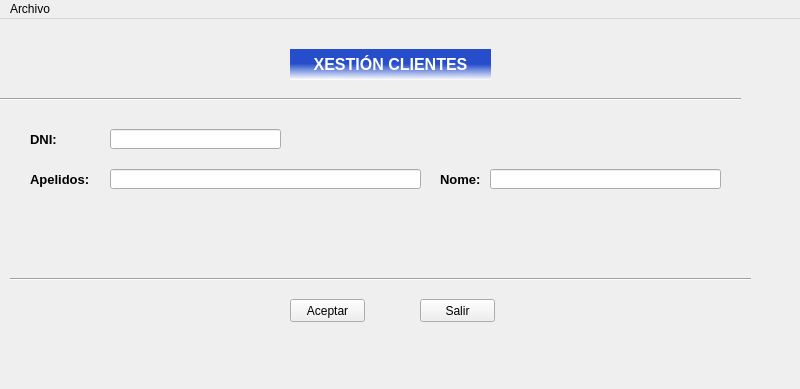
The window that ventana.ui (byChamaco/BLANCOLORENZO) describes before a commit, drawn with Qt 5; both pictures show x 0 to 800 and y 0 to 389 of the 800 by 600 pixel window.
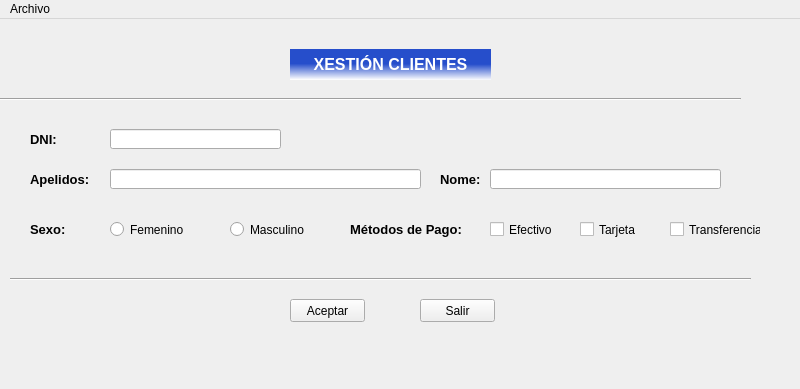
The same window after the commit.

```diff
--- a/ventana.ui
+++ b/ventana.ui
@@ -186,6 +186,133 @@
      <string>Salir</string>
     </property>
    </widget>
+   <widget class="QLabel" name="lblValidar">
+    <property name="geometry">
+     <rect>
+      <x>300</x>
+      <y>100</y>
+      <width>51</width>
+      <height>41</height>
+     </rect>
+    </property>
+    <property name="font">
+     <font>
+      <family>Comic Sans MS</family>
+      <pointsize>10</pointsize>
+      <weight>75</weight>
+      <italic>true</italic>
+      <bold>true</bold>
+     </font>
+    </property>
+    <property name="text">
+     <string/>
+    </property>
+   </widget>
+   <widget class="QLabel" name="lblSexo">
+    <property name="geometry">
+     <rect>
+      <x>30</x>
+      <y>190</y>
+      <width>71</width>
+      <height>41</height>
+     </rect>
+    </property>
+    <property name="font">
+     <font>
+      <pointsize>10</pointsize>
+      <weight>75</weight>
+      <bold>true</bold>
+     </font>
+    </property>
+    <property name="text">
+     <string>Sexo:</string>
+    </property>
+   </widget>
+   <widget class="QRadioButton" name="rbtnFemenino">
+    <property name="geometry">
+     <rect>
+      <x>110</x>
+      <y>200</y>
+      <width>91</width>
+      <height>21</height>
+     </rect>
+    </property>
+    <property name="text">
+     <string>Femenino</string>
+    </property>
+   </widget>
+   <widget class="QRadioButton" name="rbtnMasculino">
+    <property name="geometry">
+     <rect>
+      <x>230</x>
+      <y>200</y>
+      <width>91</width>
+      <height>21</height>
+     </rect>
+    </property>
+    <property name="text">
+     <string>Masculino</string>
+    </property>
+   </widget>
+   <widget class="QLabel" name="lblMetPagos">
+    <property name="geometry">
+     <rect>
+      <x>350</x>
+      <y>190</y>
+      <width>131</width>
+      <height>41</height>
+     </rect>
+    </property>
+    <property name="font">
+     <font>
+      <pointsize>10</pointsize>
+      <weight>75</weight>
+      <bold>true</bold>
+     </font>
+    </property>
+    <property name="text">
+     <string>Métodos de Pago:</string>
+    </property>
+   </widget>
+   <widget class="QCheckBox" name="chkEfec">
+    <property name="geometry">
+     <rect>
+      <x>490</x>
+      <y>190</y>
+      <width>71</width>
+      <height>41</height>
+     </rect>
+    </property>
+    <property name="text">
+     <string>Efectivo</string>
+    </property>
+   </widget>
+   <widget class="QCheckBox" name="chkTarjeta">
+    <property name="geometry">
+     <rect>
+      <x>580</x>
+      <y>190</y>
+      <width>71</width>
+      <height>41</height>
+     </rect>
+    </property>
+    <property name="text">
+     <string>Tarjeta</string>
+    </property>
+   </widget>
+   <widget class="QCheckBox" name="chkTrans">
+    <property name="geometry">
+     <rect>
+      <x>670</x>
+      <y>190</y>
+      <width>91</width>
+      <height>41</height>
+     </rect>
+    </property>
+    <property name="text">
+     <string>Transferencia</string>
+    </property>
+   </widget>
   </widget>
   <widget class="QMenuBar" name="menubar">
    <property name="geometry">
```
Left out of the diff: 2 changed lines with no effect on the pictures.
